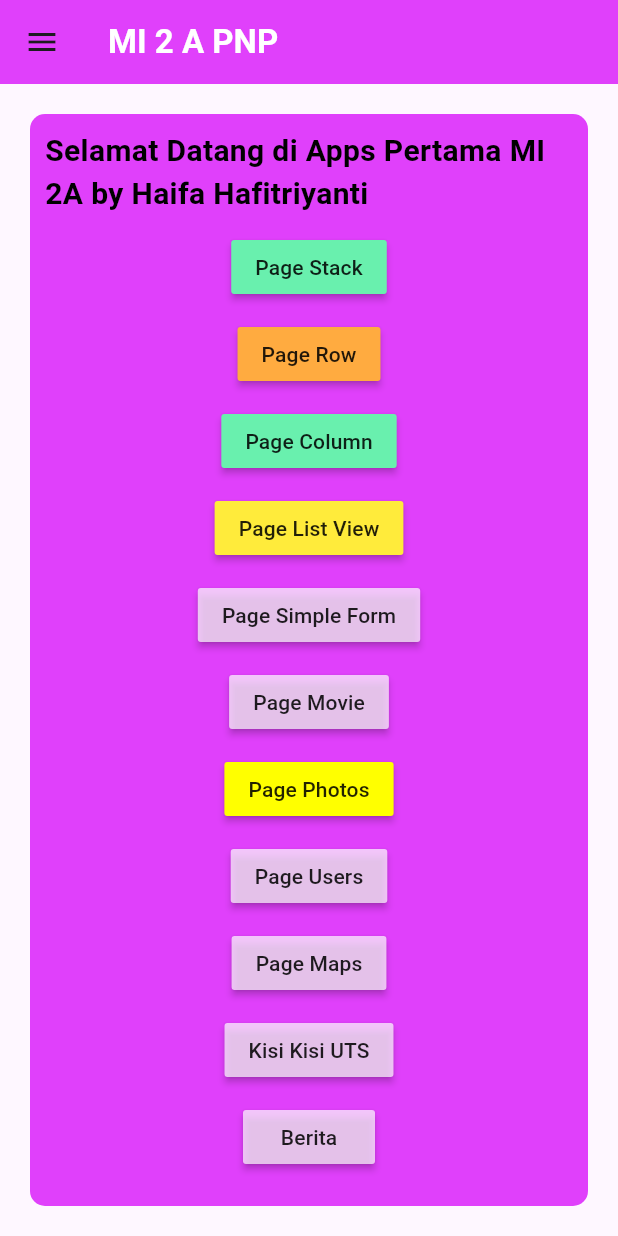
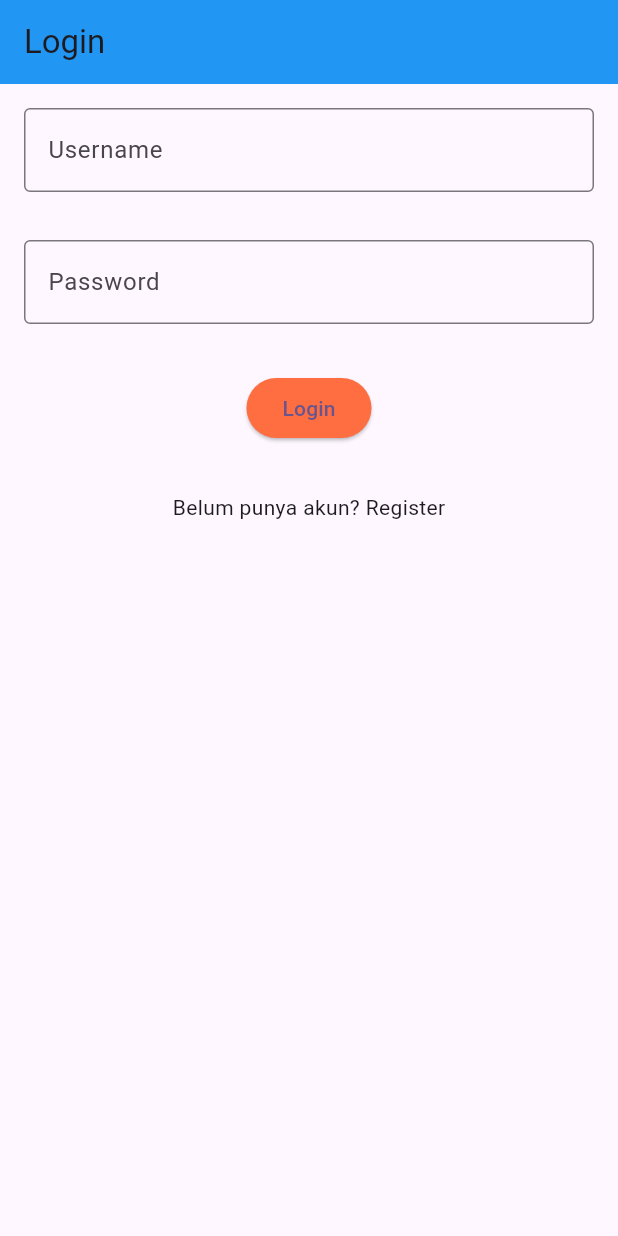
Before and after one commit to haifahafitriyanti/HelloWorldFlutter, a Flutter app: the screen it shows after launch, on a phone screen of 412 x 824 dp. Run offline on Flutter 3.47's test engine with Material 3 defaults, Android fonts, the phone set to English and light mode, and no system bars; our stand-ins replace google_maps_flutter, shared_preferences.

Commit message:
feat : Menambahkan session manager

```diff
--- /dev/null
+++ b/lib/helper/session_manager.dart
@@ -0,0 +1,38 @@
+import 'package:shared_preferences/shared_preferences.dart';
+
+class SessionManager {
+  //Fungsi untuk menyimpan data setelah berhasil login
+  static Future<void> saveUserSession(Map<String, dynamic> userData) async {
+    SharedPreferences prefs = await SharedPreferences.getInstance();
+    await prefs.setBool('is_success', true);
+    await prefs.setString('username', userData['username']);
+    await prefs.setString('email', userData['email']);
+    await prefs.setString('id', userData['id']);
+    await prefs.setString('tgl_daftar', userData['tgl_daftar']);
+  }
+
+  //fungsi untuk mengambil data user yang sedang login
+  static Future<Map<String, String?>> getUserSession() async {
+    final SharedPreferences prefs = await SharedPreferences.getInstance();
+    return {
+      'is_success': prefs.getBool('is_success')?.toString(),
+      'username': prefs.getString('username'),
+      'email': prefs.getString('email'),
+      'id': prefs.getString('id'),
+      'tgl_daftar': prefs.getString('tgl_daftar'),
+    };
+  }
+
+  //fungsi untuk mengecek apakah user sudah login atau belum
+  static Future<bool> isLogin() async {
+    final SharedPreferences prefs = await SharedPreferences.getInstance();
+    return prefs.getBool('is_success') ?? false;
+  }
+
+  //fungsi untuk mengecek apakah user sudah login atau belum
+  static Future<void> logout() async {
+    final SharedPreferences prefs = await SharedPreferences.getInstance();
+    await prefs.remove('is_success');
+    await prefs.clear();
+  }
+}
--- a/lib/main.dart
+++ b/lib/main.dart
@@ -1,9 +1,12 @@
 import 'package:flutter/material.dart';
 import 'package:hello_word/dasar/page_utama.dart';
+import 'package:hello_word/helper/session_manager.dart';
 import 'package:hello_word/pages/form_register.dart';
 import 'package:hello_word/pages/page_home_movie.dart';
+import 'package:hello_word/pages/page_list_berita.dart';
 import 'package:hello_word/pages/page_listview.dart';
 import 'package:hello_word/pages/MAPS/page_maps.dart';
+import 'package:hello_word/pages/page_login.dart';
 import 'package:hello_word/pages/page_movie_grid.dart';
 import 'package:hello_word/pages/page_photos_json.dart';
 import 'package:hello_word/pages/page_row_column.dart';
@@ -42,7 +45,36 @@ class MyApp extends StatelessWidget {
         // tested with just a hot reload.
         colorScheme: .fromSeed(seedColor: Colors.deepPurple),
       ),
-      home: const PageUtama(),
+      //gunakan future builder untuk cek session
+      home: FutureBuilder(
+        future: SessionManager.isLogin(), builder: (context, snapshot) {
+        //jika proses cek masih berjalan, tampilkan load
+        if (snapshot.connectionState == ConnectionState.waiting) {
+          return Scaffold(body: Center(child: CircularProgressIndicator(),),);
+        }
+        //jika sudah login, ambil data user dan arahkan ke page home
+        if (snapshot.hasData && snapshot.data == true) {
+          return FutureBuilder<Map<String, String?>>(
+              future: SessionManager.getUserSession(),
+              builder: (context, userSnapshot) {
+                if (userSnapshot.connectionState == ConnectionState.waiting) {
+                  return Scaffold(
+                    body: Center(child: CircularProgressIndicator(),),);
+                }
+                //karena data dari shared preferences berupa string,
+                //kita cast atau converrt ke map untuk bisa ambil data
+                final userData = Map<String, dynamic>.from(
+                    userSnapshot.data ?? {});
+                return PageListBerita();
+              }
+          );
+        }
+
+        //jika belum login, tampilkan page login
+        return PageLogin();
+      },
+      ),
+      debugShowCheckedModeBanner: false,
     );
   }
 }
--- a/lib/pages/page_detail_berita.dart
+++ b/lib/pages/page_detail_berita.dart
@@ -23,7 +23,7 @@ class PageDetailBerita extends StatelessWidget {
           children: [
 
             Image.network(
-              "http://172.20.10.2/berita_api/gambar/${berita.gambarBerita}",
+              "http://10.35.170.71/berita_api/gambar/${berita.gambarBerita}",
               webHtmlElementStrategy: WebHtmlElementStrategy.prefer, //agar bisa keluar gambar di web
               width: double.infinity,
               height: 250,
--- /dev/null
+++ b/lib/pages/page_login.dart
@@ -0,0 +1,120 @@
+import 'dart:convert';
+
+import 'package:flutter/material.dart';
+import 'package:hello_word/helper/session_manager.dart';
+import 'package:hello_word/pages/page_register.dart';
+import 'package:hello_word/pages/page_list_berita.dart';
+import 'package:http/http.dart' as http;
+
+import 'package:hello_word/services/api_service.dart';
+
+class PageLogin extends StatefulWidget {
+  const PageLogin({super.key});
+
+  @override
+  State<PageLogin> createState() => _PageLoginState();
+}
+
+class _PageLoginState extends State<PageLogin> {
+  final _usernameController = TextEditingController();
+  final _passwordController = TextEditingController();
+
+  void _showSnackBar(String message) {
+    ScaffoldMessenger.of(
+      context,
+    ).showSnackBar(SnackBar(content: Text(message)));
+  }
+
+  void login() async {
+    if (_usernameController.text.isEmpty || _passwordController.text.isEmpty) {
+      _showSnackBar("Semua field harus diisi");
+      return;
+    }
+    try {
+      final response = await http.post(
+        Uri.parse(ApiService.urlLogin),
+        body: {
+          "username": _usernameController.text,
+          "password": _passwordController.text,
+        },
+      );
+
+      final data = jsonDecode(response.body); // pindah ke dalam try + tambah ;
+      if (data['is_success'] == true) {
+        _showSnackBar('Berhasil login');
+        //arahkan ke page berita list
+
+        //simpan data session
+        await SessionManager.saveUserSession(data['data']);
+        //arahkan ke page berita list
+        Navigator.push(
+          context,
+          MaterialPageRoute(builder: (context) => const PageListBerita()),
+        );
+      } else {
+        String pesanGagal = data['message'] ?? 'Login gagal';
+        _showSnackBar(pesanGagal); // hapus "pesanGagal" dari dalam string
+      }
+    } catch (e) {
+      _showSnackBar(
+        'Terjadi kesalahan saat melakukan login: $e',
+      ); // tambah catch
+    }
+  }
+
+  @override
+  Widget build(BuildContext context) {
+    return Scaffold(
+      appBar: AppBar(title: const Text("Login"), backgroundColor: Colors.blue),
+      body: SingleChildScrollView(
+        child: Column(
+          children: [
+            // tambah children: [
+            Padding(
+              padding: const EdgeInsets.all(16.0),
+              child: TextField(
+                controller: _usernameController,
+                decoration: const InputDecoration(
+                  border: OutlineInputBorder(),
+                  labelText: "Username",
+                ),
+              ),
+            ),
+            Padding(
+              padding: const EdgeInsets.all(16.0),
+              child: TextField(
+                controller: _passwordController,
+                obscureText: true,
+                decoration: const InputDecoration(
+                  border: OutlineInputBorder(),
+                  labelText: "Password",
+                ),
+              ),
+            ),
+            Padding(
+              padding: const EdgeInsets.all(16.0),
+              child: ElevatedButton(
+                style: ElevatedButton.styleFrom(
+                  backgroundColor: Colors.deepOrangeAccent,
+                ),
+                onPressed: login,
+                child: Text("Login"),
+              ),
+            ),
+            Padding(padding: EdgeInsets.all(16),
+              child: InkWell(
+                onTap: () {
+                  Navigator.push(
+                    context,
+                    MaterialPageRoute(builder: (context) => const PageRegister()),
+                  );
+                },
+                child: const Text("Belum punya akun? Register"), // tambah child
+              ),
+            )
+          ], // tutup ]
+        ),
+      ),
+    );
+  }
+}
--- a/lib/services/api_service.dart
+++ b/lib/services/api_service.dart
@@ -9,8 +9,12 @@ class ApiService {
   static const String urlPhotos = "https://jsonplaceholder.typicode.com/photos";
   static const String urlUsers = "https://jsonplaceholder.typicode.com/users";
 
-  static const String urlGambarBerita = "http://172.20.10.2/berita_api/gambar/";
-  static const String urlGetBerita = "http://172.20.10.2/berita_api/getBerita.php";
+  static const String urlGambarBerita = "http://10.35.170.71/berita_api/gambar/";
+  static const String urlGetBerita = "http://10.35.170.71/berita_api/getBerita.php";
+
+  //register
+  static const String urlRegister = "http://10.35.170.71/berita_api/register.php";
+  static const String urlLogin = "http://10.35.170.71/berita_api/login.php";
 
   static Future<List<ModelPhotos>> fetchDataPhotos() async{
     final response = await http.get(Uri.parse(urlPhotos));
--- a/pubspec.yaml
+++ b/pubspec.yaml
@@ -37,6 +37,7 @@ dependencies:
   cupertino_icons: ^1.0.8
   http: ^1.6.0
   google_maps_flutter: ^2.17.0
+  shared_preferences: ^2.5.5
 
 dev_dependencies:
   flutter_test:
```
Also changed, not shown: lib/dasar/page_utama.dart (+10 -0 lines), lib/pages/page_list_berita.dart (+37 -2 lines), lib/pages/page_register.dart (added, +143 -0 lines), pubspec.lock, 1 other file.
